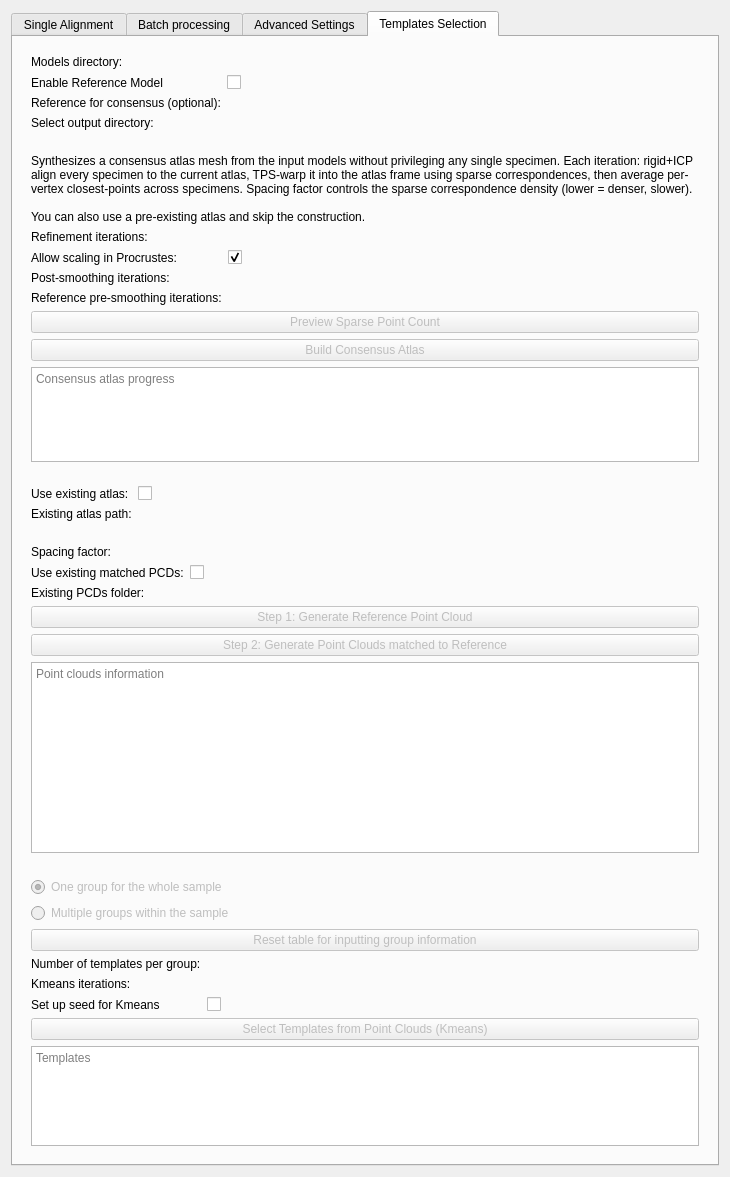
Above: ALPACA/Resources/UI/ALPACA.ui from SlicerMorph/SlicerMorph before the change. Below: the same form after it.
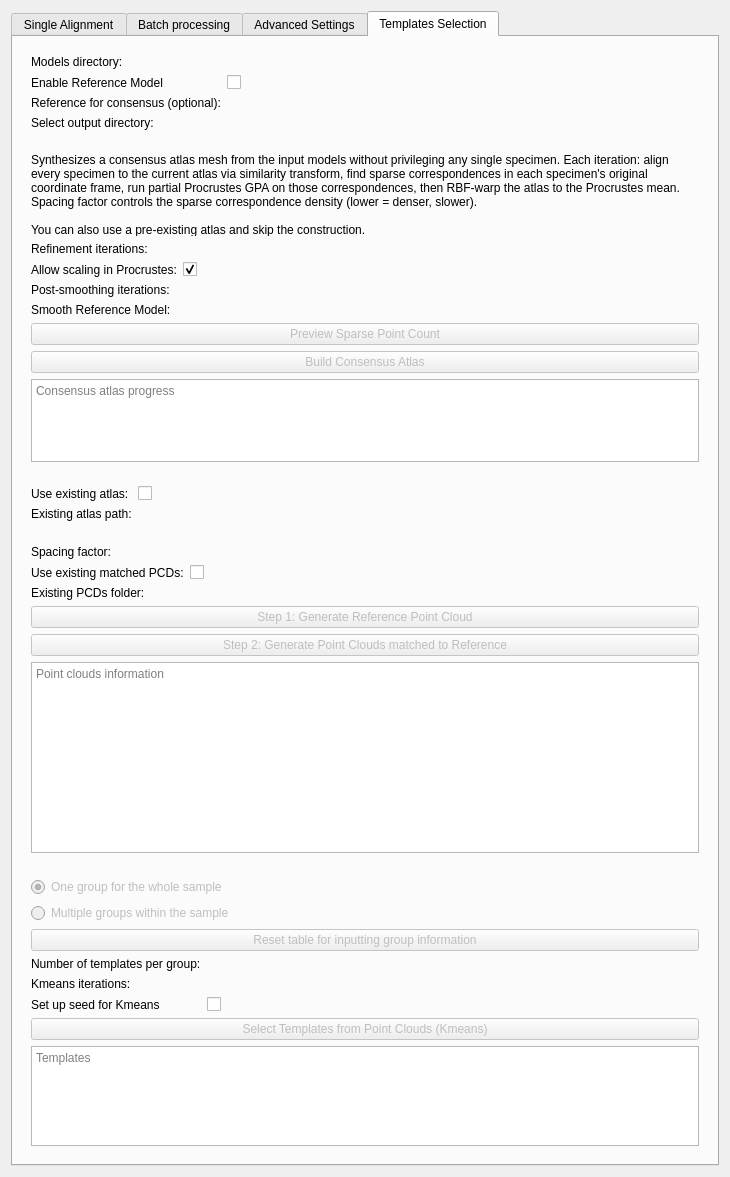
That is the form after the change. The open tabs and pages were chosen to show the change. Custom widgets are drawn as their Qt base class.

Commit message:
UI: update consensus atlas description text and label
- Description now reflects the current original-space GPA pipeline
  (similarity transform, original-frame correspondences, partial
  Procrustes GPA, RBF warp) instead of the old TPS/rigid+ICP approach
- Rename 'Reference pre-smoothing iterations' label to 'Smooth Reference Model'

```diff
--- a/ALPACA/Resources/UI/ALPACA.ui
+++ b/ALPACA/Resources/UI/ALPACA.ui
@@ -1149,7 +1149,7 @@
              <bool>true</bool>
             </property>
             <property name="text">
-             <string>Synthesizes a consensus atlas mesh from the input models without privileging any single specimen. Each iteration: rigid+ICP align every specimen to the current atlas, TPS-warp it into the atlas frame using sparse correspondences, then average per-vertex closest-points across specimens. Spacing factor controls the sparse correspondence density (lower = denser, slower).&#xa;&#xa;You can also use a pre-existing atlas and skip the construction.</string>
+             <string>Synthesizes a consensus atlas mesh from the input models without privileging any single specimen. Each iteration: align every specimen to the current atlas via similarity transform, find sparse correspondences in each specimen's original coordinate frame, run partial Procrustes GPA on those correspondences, then RBF-warp the atlas to the Procrustes mean. Spacing factor controls the sparse correspondence density (lower = denser, slower).&#xa;&#xa;You can also use a pre-existing atlas and skip the construction.</string>
             </property>
            </widget>
           </item>
@@ -1225,7 +1225,7 @@
           <item row="5" column="0">
            <widget class="QLabel" name="smoothReferenceIterationsLabel">
             <property name="text">
-             <string>Reference pre-smoothing iterations:</string>
+             <string>Smooth Reference Model:</string>
             </property>
            </widget>
           </item>
```
